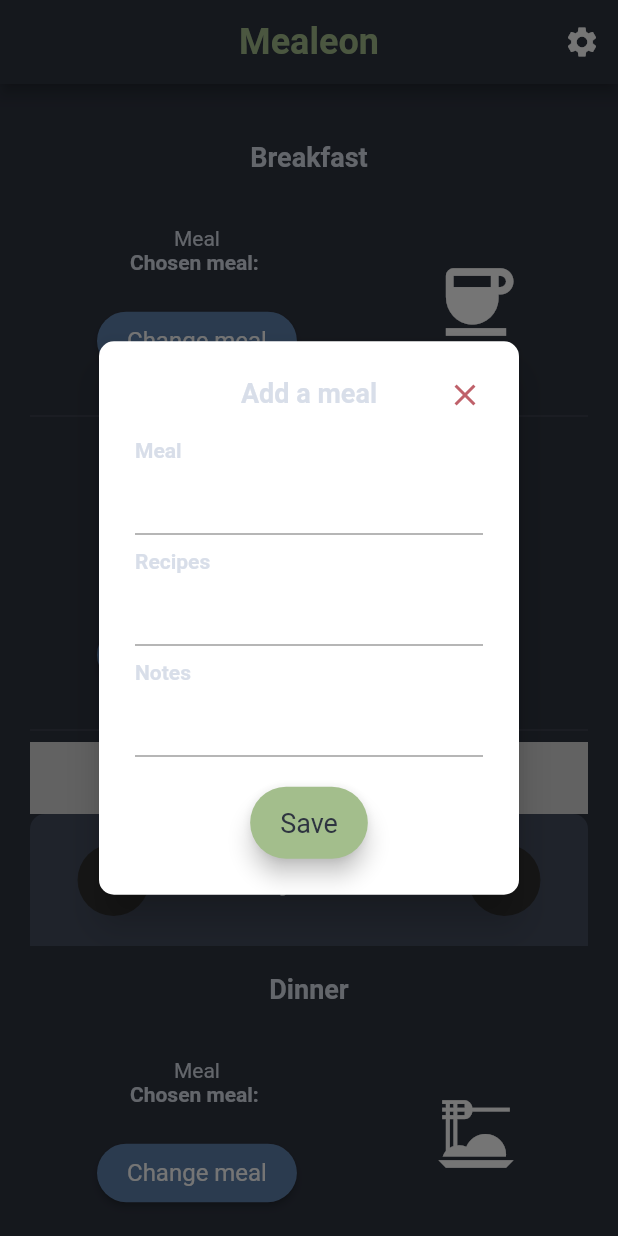
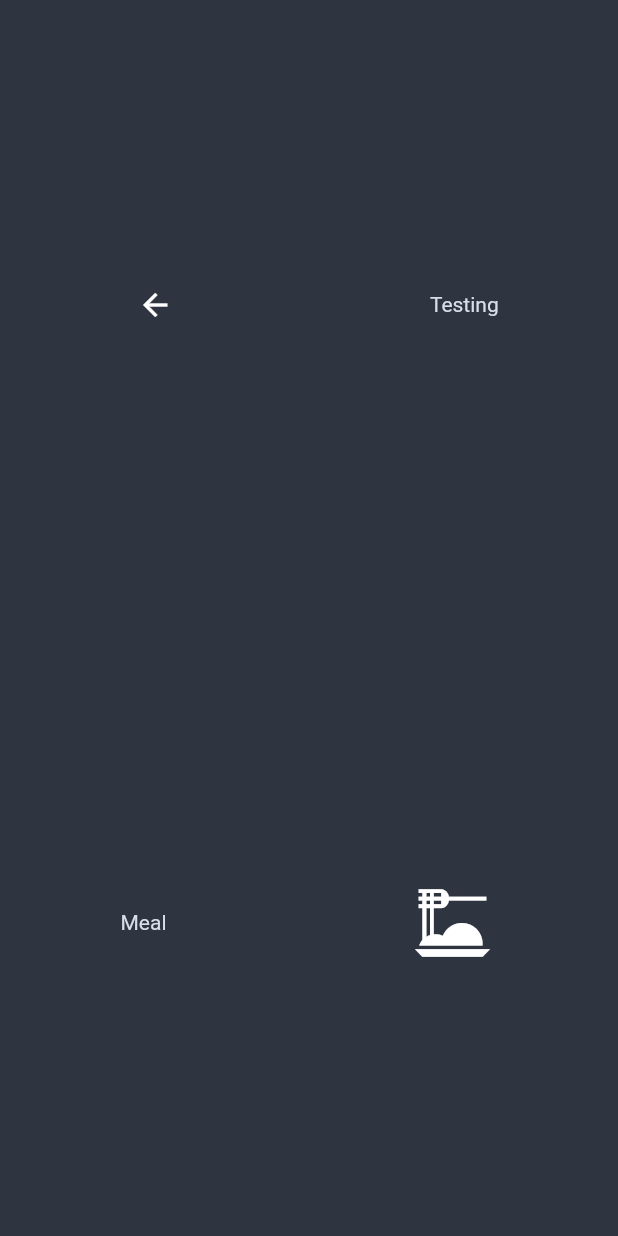
Before and after one commit to HawkieOne/Meal-Planner, a Flutter app: the screen it shows after launch, after a tap on "Change meal", on a phone screen of 412 x 824 dp. Run offline on Flutter 3.47's test engine with Material 2 defaults, Android fonts, the phone set to English and light mode, and no system bars; missing offline and left inert: dart:ffi; Roboto replaces fonts that are missing (Georgia).

Commit message:
Created design for MealInfo

```diff
--- a/lib/main.dart
+++ b/lib/main.dart
@@ -1,8 +1,9 @@
 import 'package:flutter/material.dart';
 import 'package:flutter/services.dart';
-import 'package:meal_planner/Settings.dart';
+// import 'package:meal_planner/Settings.dart';
 import 'package:meal_planner/themes/CustomTheme.dart';
 import 'package:meal_planner/widgets/CustomAppBar.dart';
+import 'package:meal_planner/widgets/MealInfo.dart';
 import 'package:meal_planner/widgets/WeekWidget.dart';
 
 void main() {
@@ -18,7 +19,8 @@ class MyApp extends StatelessWidget {
       initialRoute: '/',
       routes: {
         '/home': (context) => HomePage(title: "Mealeon"),
-        '/settings': (context) => const Settings(),
+        '/mealInfo': (context) => MealInfo(),
+        // '/settings': (context) => const Settings(),
         // '/statistics':
       },
       home: HomePage(title: 'Mealeon'),
--- a/lib/widgets/DayWidget.dart
+++ b/lib/widgets/DayWidget.dart
@@ -32,8 +32,6 @@ class DayWidget extends StatelessWidget {
                   Divider(),
                   mealCell(context, "Lunch", Theme.of(context).primaryColor, Icons.lunch_dining),
                   Divider(),
-                  mealCell(context, "Dinner", Theme.of(context).primaryColor),
-                  dateInfo(context, dayTitle, prevFunction, nextFunction),
                   mealCell(context, "Dinner", Theme.of(context).primaryColor, Icons.dinner_dining),
                 ],
               ),
--- a/lib/widgets/MealCell.dart
+++ b/lib/widgets/MealCell.dart
@@ -36,7 +36,8 @@ Widget mealCell(dynamic context, String mealTime, Color backgroundColor, IconDat
                               SizedBox(height: 20),
                               ElevatedButton(
                                 onPressed: () {
-                                  Popup(context: context, meal: meal).show();
+                                  Navigator.pushNamed(context, '/mealInfo');
+                                  // Popup(context: context, meal: meal).show();
                                 },
                                 child: Text(
                                     "Change meal"
--- /dev/null
+++ b/lib/widgets/MealInfo.dart
@@ -0,0 +1,54 @@
+import 'package:flutter/cupertino.dart';
+import 'package:flutter/material.dart';
+import 'package:intl/intl.dart';
+
+class MealInfo extends StatefulWidget {
+  final String title;
+
+  MealInfo({Key? key, this.title: "Undefined"}) : super(key: key);
+
+  @override
+  _MealInfoState createState() => _MealInfoState();
+}
+
+class _MealInfoState extends State<MealInfo> {
+  @override
+  Widget build(BuildContext context) {
+    return Scaffold(
+      body: Column(
+        mainAxisAlignment: MainAxisAlignment.spaceAround,
+        children: [
+          Row(
+            mainAxisAlignment: MainAxisAlignment.spaceAround,
+            children: [
+              BackButton(),
+              Text(
+                "Testing",
+                style: Theme.of(context).textTheme.bodyText1,
+              ),
+            ],
+          ),
+          Row(
+            mainAxisAlignment: MainAxisAlignment.spaceAround,
+            children: [
+              Column(
+                mainAxisAlignment: MainAxisAlignment.spaceAround,
+                children: [
+                Text(
+                  "Meal",
+                  style: Theme.of(context).textTheme.bodyText1,
+                ),
+                // TextField(style: TextStyle(color: Colors.white)),
+                ],
+              ),
+              Icon(
+                Icons.dinner_dining,
+                size: 60,
+              )
+            ],
+          )
+        ],
+      )
+    );
+  }
+}
```
